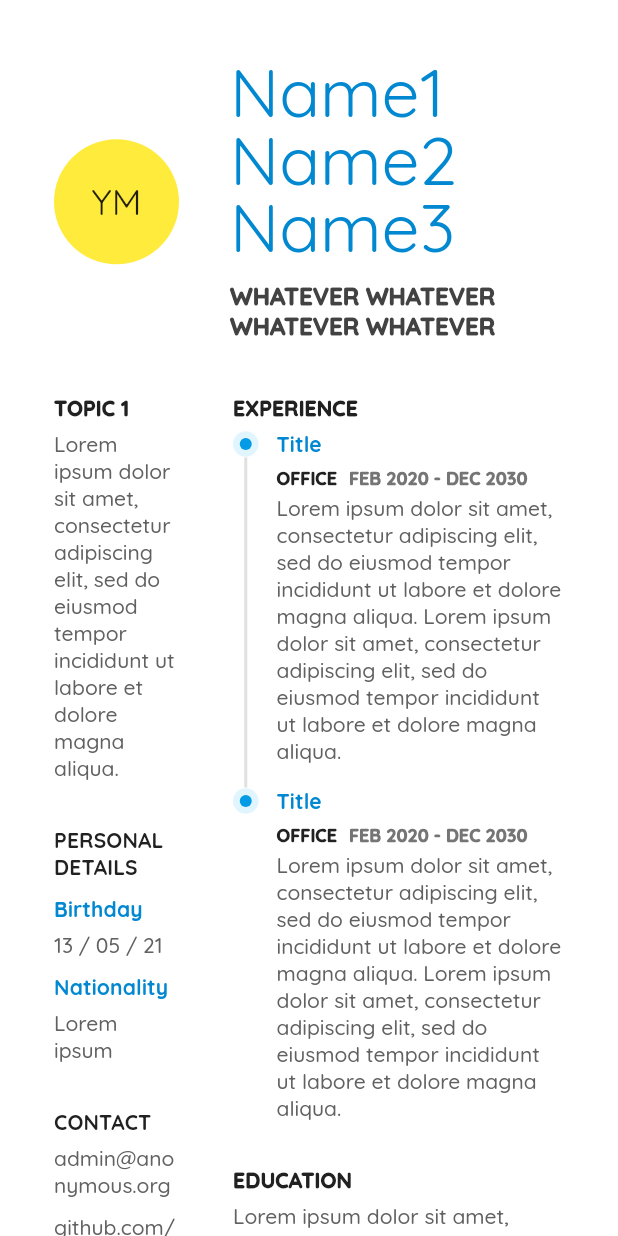
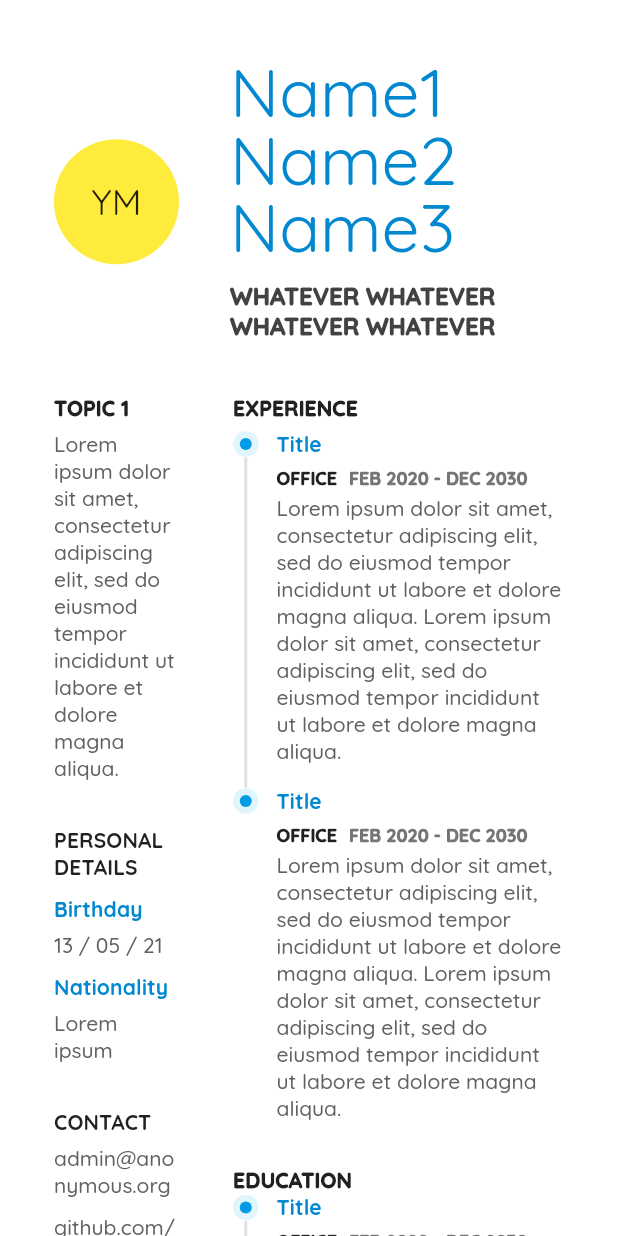
Before and after one commit to yaymalaga/CV_maker, a Flutter app: the screen it shows after launch, on a phone screen of 412 x 824 dp. Run offline on Flutter 3.47's test engine with Material 2 defaults, Android fonts, the phone set to English and light mode, and no system bars; drawn by our look-alikes of screenshot; our stand-ins replace google_fonts.

Commit message:
Refactor Stepper

```diff
--- a/lib/main_panel.dart
+++ b/lib/main_panel.dart
@@ -1,7 +1,7 @@
 import 'package:flutter/material.dart';
 
-import 'simple_stepper.dart';
 import 'skill_bar.dart';
+import 'stepper_item.dart';
 
 class MainPanel extends StatelessWidget {
   const MainPanel({
@@ -20,9 +20,21 @@ class MainPanel extends StatelessWidget {
                 fontWeight: FontWeight.w900,
               ),
         ),
-        Container(
-          margin: const EdgeInsets.only(top: 6),
-          child: const SimpleStepper(),
+        const SizedBox(height: 6),
+        const StepperItem(
+          title: "Title",
+          subtitle1: "Office",
+          subtitle2: "FEB 2020 - DEC 2030",
+          text:
+              "Lorem ipsum dolor sit amet, consectetur adipiscing elit, sed do eiusmod tempor incididunt ut labore et dolore magna aliqua. Lorem ipsum dolor sit amet, consectetur adipiscing elit, sed do eiusmod tempor incididunt ut labore et dolore magna aliqua.",
+        ),
+        const StepperItem(
+          title: "Title",
+          subtitle1: "Office",
+          subtitle2: "FEB 2020 - DEC 2030",
+          text:
+              "Lorem ipsum dolor sit amet, consectetur adipiscing elit, sed do eiusmod tempor incididunt ut labore et dolore magna aliqua. Lorem ipsum dolor sit amet, consectetur adipiscing elit, sed do eiusmod tempor incididunt ut labore et dolore magna aliqua.",
+          isLast: true,
         ),
         const SizedBox(height: 30),
         Text(
@@ -32,14 +44,16 @@ class MainPanel extends StatelessWidget {
                 fontWeight: FontWeight.w900,
               ),
         ),
-        Container(
-          margin: const EdgeInsets.only(top: 6),
-          child: Text(
-            "Lorem ipsum dolor sit amet, consectetur adipiscing elit, sed do eiusmod tempor incididunt ut labore et dolore magna aliqua. Lorem ipsum dolor sit amet, consectetur adipiscing elit, sed do eiusmod tempor incididunt ut labore et dolore magna aliqua.",
-            style: Theme.of(context).textTheme.bodyText1?.copyWith(
-                  color: Colors.grey.shade700,
-                ),
-          ),
+        const StepperItem(
+          title: "Title",
+          subtitle1: "Office",
+          subtitle2: "FEB 2020 - DEC 2030",
+        ),
+        const StepperItem(
+          title: "Title",
+          subtitle1: "Office",
+          subtitle2: "FEB 2020 - DEC 2030",
+          isLast: true,
         ),
         const SizedBox(height: 30),
         Text(
--- a/lib/simple_stepper.dart
+++ b/lib/stepper_item.dart
@@ -1,34 +1,4 @@
 import 'package:flutter/material.dart';
-
-class SimpleStepper extends StatelessWidget {
-  const SimpleStepper({
-    Key? key,
-  }) : super(key: key);
-
-  @override
-  Widget build(BuildContext context) {
-    return Column(
-      mainAxisSize: MainAxisSize.min,
-      children: const [
-        StepperItem(
-          title: "Title",
-          subtitle1: "Office",
-          subtitle2: "FEB 2020 - DEC 2030",
-          text:
-              "Lorem ipsum dolor sit amet, consectetur adipiscing elit, sed do eiusmod tempor incididunt ut labore et dolore magna aliqua. Lorem ipsum dolor sit amet, consectetur adipiscing elit, sed do eiusmod tempor incididunt ut labore et dolore magna aliqua.",
-        ),
-        StepperItem(
-          title: "Title",
-          subtitle1: "Office",
-          subtitle2: "FEB 2020 - DEC 2030",
-          text:
-              "Lorem ipsum dolor sit amet, consectetur adipiscing elit, sed do eiusmod tempor incididunt ut labore et dolore magna aliqua. Lorem ipsum dolor sit amet, consectetur adipiscing elit, sed do eiusmod tempor incididunt ut labore et dolore magna aliqua.",
-          isLast: true,
-        ),
-      ],
-    );
-  }
-}
 
 class StepperItem extends StatelessWidget {
   final bool isLast;
@@ -121,6 +91,7 @@ class StepperItem extends StatelessWidget {
                   ),
                 ],
               ),
+              if (text != '') ...[
                 const SizedBox(height: 4),
                 Text(
                   text,
@@ -129,6 +100,7 @@ class StepperItem extends StatelessWidget {
                       ),
                 ),
               ],
+            ],
           ),
         ),
       ],
```
Lines whose indentation alone changed are shown as unchanged.
